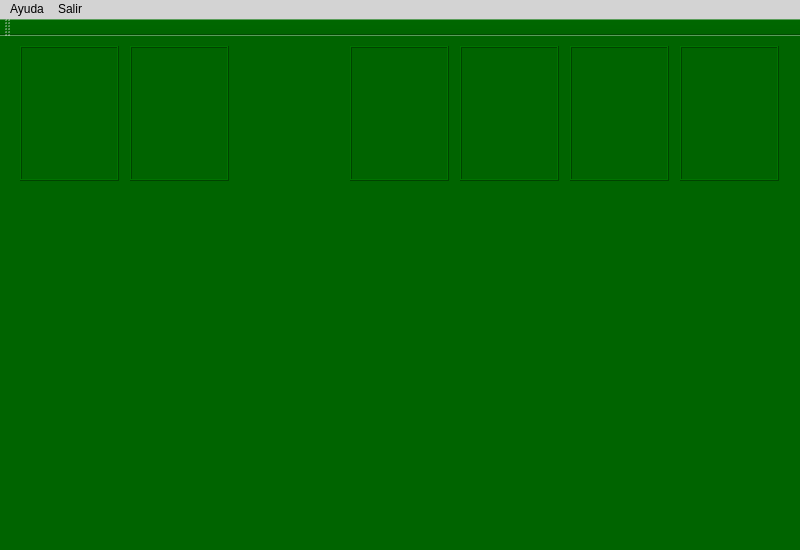
Above: mainwindow.ui from jimmybanegas/Solitario before the change. Below: the same form after it.
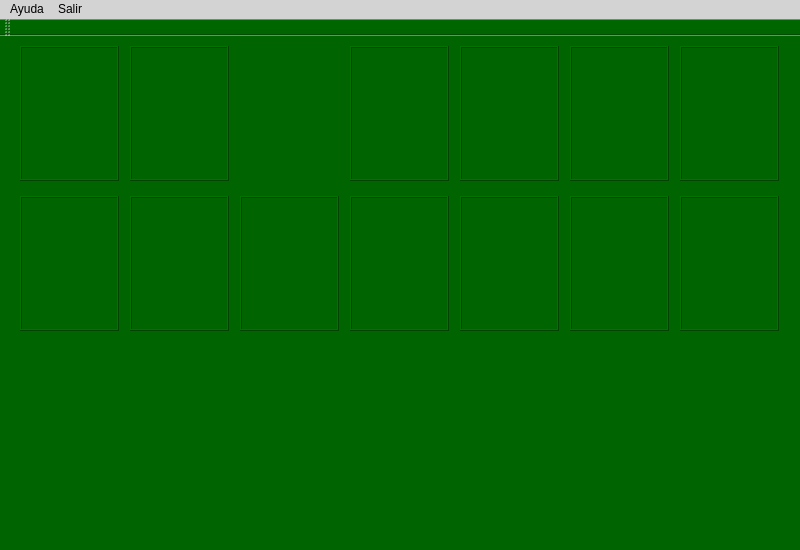
That is the form after the change. Icons and pictures are not drawn.

```diff
--- a/mainwindow.ui
+++ b/mainwindow.ui
@@ -129,6 +129,134 @@
      <enum>QFrame::Raised</enum>
     </property>
    </widget>
+   <widget class="QFrame" name="frame_7">
+    <property name="geometry">
+     <rect>
+      <x>20</x>
+      <y>160</y>
+      <width>99</width>
+      <height>135</height>
+     </rect>
+    </property>
+    <property name="frameShape">
+     <enum>QFrame::Box</enum>
+    </property>
+    <property name="frameShadow">
+     <enum>QFrame::Raised</enum>
+    </property>
+    <widget class="QFrame" name="frame_8">
+     <property name="geometry">
+      <rect>
+       <x>0</x>
+       <y>0</y>
+       <width>99</width>
+       <height>135</height>
+      </rect>
+     </property>
+     <property name="frameShape">
+      <enum>QFrame::Box</enum>
+     </property>
+     <property name="frameShadow">
+      <enum>QFrame::Raised</enum>
+     </property>
+    </widget>
+   </widget>
+   <widget class="QFrame" name="frame_9">
+    <property name="geometry">
+     <rect>
+      <x>130</x>
+      <y>160</y>
+      <width>99</width>
+      <height>135</height>
+     </rect>
+    </property>
+    <property name="frameShape">
+     <enum>QFrame::Box</enum>
+    </property>
+    <property name="frameShadow">
+     <enum>QFrame::Raised</enum>
+    </property>
+   </widget>
+   <widget class="QFrame" name="frame_10">
+    <property name="geometry">
+     <rect>
+      <x>240</x>
+      <y>160</y>
+      <width>99</width>
+      <height>135</height>
+     </rect>
+    </property>
+    <property name="frameShape">
+     <enum>QFrame::Box</enum>
+    </property>
+    <property name="frameShadow">
+     <enum>QFrame::Raised</enum>
+    </property>
+   </widget>
+   <widget class="QFrame" name="frame_11">
+    <property name="geometry">
+     <rect>
+      <x>350</x>
+      <y>160</y>
+      <width>99</width>
+      <height>135</height>
+     </rect>
+    </property>
+    <property name="frameShape">
+     <enum>QFrame::Box</enum>
+    </property>
+    <property name="frameShadow">
+     <enum>QFrame::Raised</enum>
+    </property>
+   </widget>
+   <widget class="QFrame" name="frame_12">
+    <property name="geometry">
+     <rect>
+      <x>460</x>
+      <y>160</y>
+      <width>99</width>
+      <height>135</height>
+     </rect>
+    </property>
+    <property name="frameShape">
+     <enum>QFrame::Box</enum>
+    </property>
+    <property name="frameShadow">
+     <enum>QFrame::Raised</enum>
+    </property>
+   </widget>
+   <widget class="QFrame" name="frame_13">
+    <property name="geometry">
+     <rect>
+      <x>570</x>
+      <y>160</y>
+      <width>99</width>
+      <height>135</height>
+     </rect>
+    </property>
+    <property name="frameShape">
+     <enum>QFrame::Box</enum>
+    </property>
+    <property name="frameShadow">
+     <enum>QFrame::Raised</enum>
+    </property>
+   </widget>
+   <widget class="QFrame" name="frame_14">
+    <property name="geometry">
+     <rect>
+      <x>680</x>
+      <y>160</y>
+      <width>99</width>
+      <height>135</height>
+     </rect>
+    </property>
+    <property name="frameShape">
+     <enum>QFrame::Box</enum>
+    </property>
+    <property name="frameShadow">
+     <enum>QFrame::Raised</enum>
+    </property>
+   </widget>
   </widget>
   <widget class="QMenuBar" name="menuBar">
    <property name="geometry">
```
